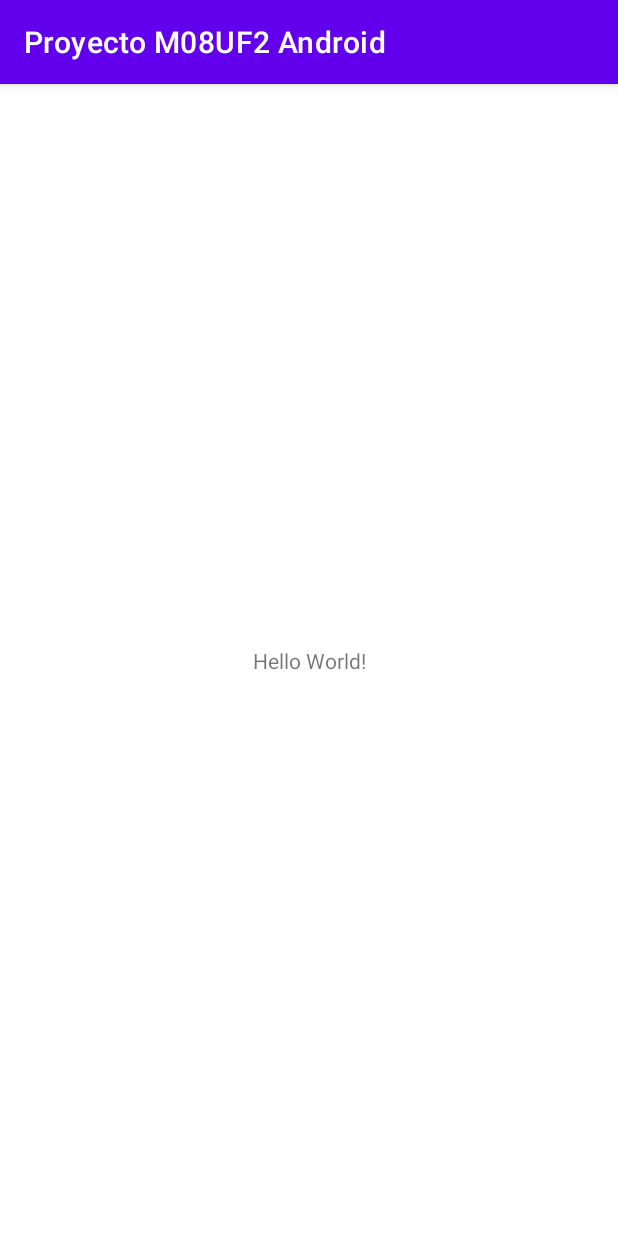
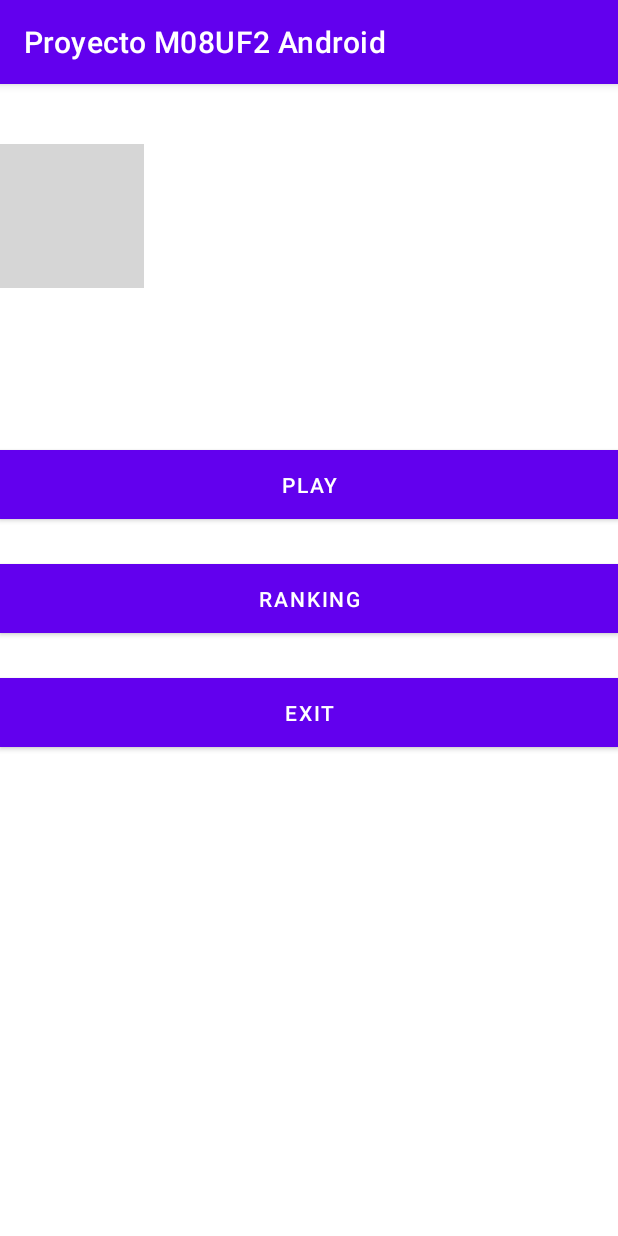
Before and after one commit to OscarArnedo/Proyecto-M08UF2-Android, an Android app: the screen it shows after launch (MainActivity), on a phone screen of 412 x 824 dp. Run offline under Robolectric (Android 15) with nearby library versions, the phone set to English and light mode, and no system bars; grey boxes are pictures that could not be loaded.

Commit message:
Logo ruleta

```diff
--- a/app/src/main/java/com/example/proyectom08uf2android/MainActivity.java
+++ b/app/src/main/java/com/example/proyectom08uf2android/MainActivity.java
@@ -2,7 +2,9 @@ package com.example.proyectom08uf2android;
 
 import androidx.appcompat.app.AppCompatActivity;
 
+import android.content.Intent;
 import android.os.Bundle;
+import android.view.View;
 
 public class MainActivity extends AppCompatActivity {
 
@@ -11,4 +13,16 @@ public class MainActivity extends AppCompatActivity {
         super.onCreate(savedInstanceState);
         setContentView(R.layout.activity_main);
     }
+
+    public void play(View view) {
+        Intent intent = new Intent(getApplicationContext(),
+                GameActivity.class);
+        startActivity(intent);
+    }
+
+    public void ranking(View view) {
+    }
+
+    public void exit(View view) {
+    }
 }
--- a/app/src/main/res/layout/activity_main.xml
+++ b/app/src/main/res/layout/activity_main.xml
@@ -6,13 +6,54 @@
     android:layout_height="match_parent"
     tools:context=".MainActivity">
 
-    <TextView
+    <Button
+        android:id="@+id/play"
+        android:layout_width="0dp"
+        android:layout_height="46dp"
+        android:layout_marginTop="108dp"
+        android:background="@android:color/holo_green_dark"
+        android:onClick="play"
+        android:text="PLAY"
+        app:layout_constraintEnd_toEndOf="parent"
+        app:layout_constraintHorizontal_bias="1.0"
+        app:layout_constraintStart_toStartOf="parent"
+        app:layout_constraintTop_toBottomOf="@+id/RouletteLogo" />
+
+    <Button
+        android:id="@+id/ranking"
+        android:layout_width="0dp"
+        android:layout_height="46dp"
+        android:layout_marginTop="30dp"
+        android:background="@android:color/holo_green_dark"
+        android:onClick="ranking"
+        android:text="Ranking"
+        app:layout_constraintEnd_toEndOf="parent"
+        app:layout_constraintHorizontal_bias="0.0"
+        app:layout_constraintStart_toStartOf="parent"
+        app:layout_constraintTop_toBottomOf="@+id/play" />
+
+    <Button
+        android:id="@+id/exit"
+        android:layout_width="0dp"
+        android:layout_height="46dp"
+        android:layout_marginTop="30dp"
+        android:background="@android:color/holo_green_dark"
+        android:onClick="exit"
+        android:text="EXIT"
+        app:layout_constraintEnd_toEndOf="parent"
+        app:layout_constraintHorizontal_bias="0.0"
+        app:layout_constraintStart_toStartOf="parent"
+        app:layout_constraintTop_toBottomOf="@+id/ranking" />
+
+    <ImageView
+        android:id="@+id/RouletteLogo"
         android:layout_width="wrap_content"
         android:layout_height="wrap_content"
-        android:text="Hello World!"
-        app:layout_constraintBottom_toBottomOf="parent"
-        app:layout_constraintLeft_toLeftOf="parent"
-        app:layout_constraintRight_toRightOf="parent"
-        app:layout_constraintTop_toTopOf="parent" />
+        android:layout_marginTop="40dp"
+        android:adjustViewBounds="true"
+        app:layout_constraintTop_toTopOf="parent"
+        app:srcCompat="@drawable/logoruleta"
+        tools:ignore="MissingConstraints"
+        tools:layout_editor_absoluteX="0dp" />
 
 </androidx.constraintlayout.widget.ConstraintLayout>
```
Also changed, not shown: app/src/main/res/drawable/logoRuleta.png (deleted).
